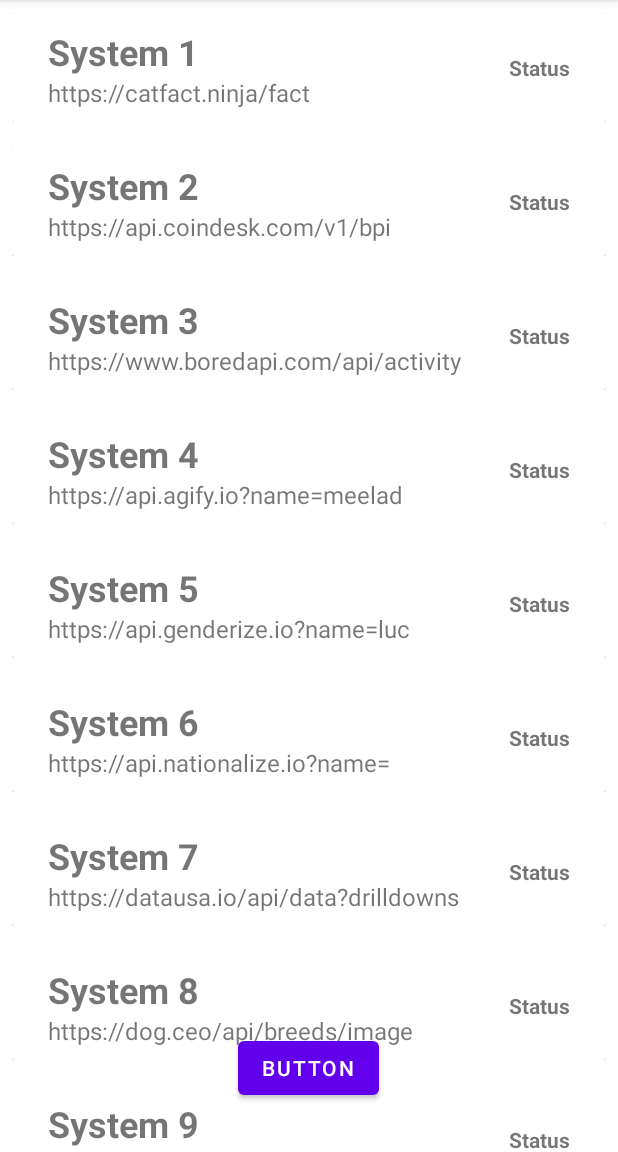
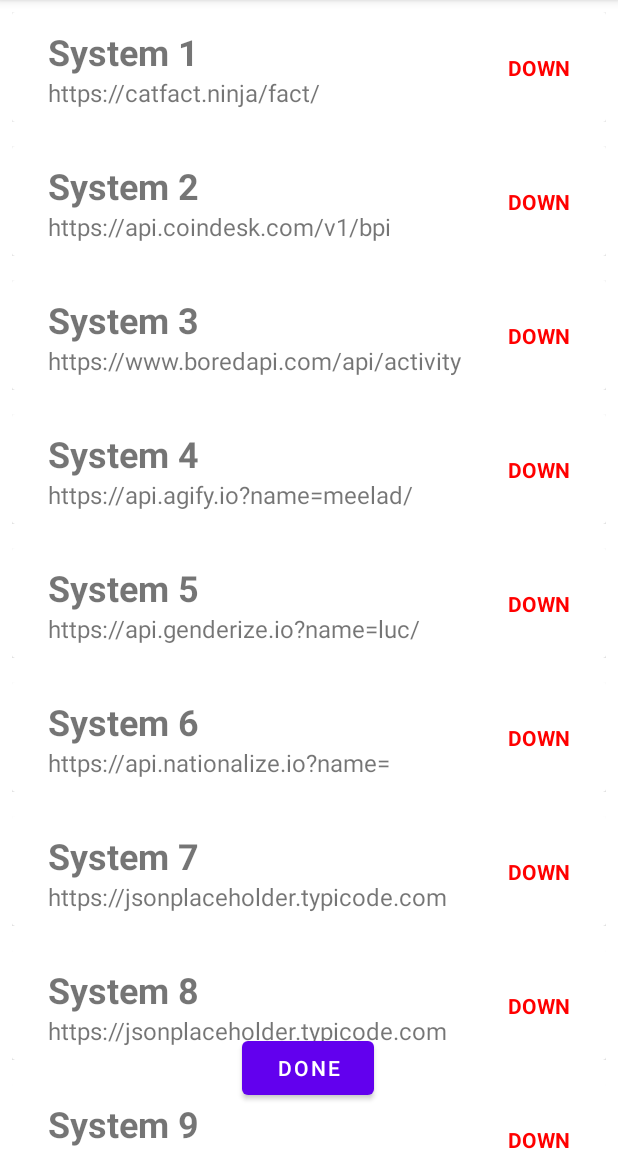
Before and after one commit to alfikhlas/API_Tester, an Android app: the screen it shows after launch (MainActivity), after a tap on "BUTTON", on a phone screen of 412 x 824 dp, the part 84-1236 px from its top. Run offline under Robolectric (Android 15) with nearby library versions, the phone set to English and light mode, and no system bars.

```diff
--- a/app/build.gradle
+++ b/app/build.gradle
@@ -3,13 +3,13 @@ plugins {
 }
 
 android {
-    compileSdkVersion 30
+    compileSdkVersion 32
     buildToolsVersion "30.0.3"
 
     defaultConfig {
         applicationId "com.example.apitester"
         minSdkVersion 19
-        targetSdkVersion 30
+        targetSdkVersion 32
         versionCode 1
         versionName "1.0"
 
@@ -32,11 +32,12 @@ apply plugin: 'com.google.gms.google-services'
 dependencies {
     implementation platform('com.google.firebase:firebase-bom:29.2.1')
     implementation 'com.google.firebase:firebase-analytics'
-    implementation 'androidx.appcompat:appcompat:1.2.0'
-    implementation 'com.google.android.material:material:1.2.1'
-    implementation 'androidx.constraintlayout:constraintlayout:2.0.1'
-    testImplementation 'junit:junit:4.+'
-    androidTestImplementation 'androidx.test.ext:junit:1.1.2'
-    androidTestImplementation 'androidx.test.espresso:espresso-core:3.3.0'
-    implementation 'com.android.volley:volley:1.0.0'
+    implementation 'androidx.appcompat:appcompat:1.4.1'
+    implementation 'com.google.android.material:material:1.5.0'
+    implementation 'androidx.constraintlayout:constraintlayout:2.1.3'
+    testImplementation 'junit:junit:'
+    androidTestImplementation 'androidx.test.ext:junit:1.1.3'
+    androidTestImplementation 'androidx.test.espresso:espresso-core:3.4.0'
+    implementation 'com.squareup.retrofit2:retrofit:2.9.0'
+    implementation 'com.squareup.retrofit2:converter-gson:2.9.0'
 }
--- a/app/src/main/AndroidManifest.xml
+++ b/app/src/main/AndroidManifest.xml
@@ -1,6 +1,7 @@
 <?xml version="1.0" encoding="utf-8"?>
 <manifest xmlns:android="http://schemas.android.com/apk/res/android"
     package="com.example.apitester">
+    <uses-permission android:name="android.permission.INTERNET" />
 
     <application
         android:allowBackup="true"
@@ -9,7 +10,8 @@
         android:roundIcon="@mipmap/ic_launcher_round"
         android:supportsRtl="true"
         android:theme="@style/Theme.ApiTester">
-        <activity android:name=".MainActivity">
+        <activity android:name=".MainActivity"
+            android:exported="true">
             <intent-filter>
                 <action android:name="android.intent.action.MAIN" />
 
@@ -17,6 +19,5 @@
             </intent-filter>
         </activity>
     </application>
-    <uses-permission android:name="android.permission.INTERNET" />
 
 </manifest>
--- a/app/src/main/java/com/example/apitester/MainActivity.java
+++ b/app/src/main/java/com/example/apitester/MainActivity.java
@@ -1,19 +1,28 @@
 package com.example.apitester;
 
+import android.annotation.SuppressLint;
+import android.os.Bundle;
+import android.widget.Button;
+
+import androidx.annotation.NonNull;
 import androidx.appcompat.app.AppCompatActivity;
 import androidx.recyclerview.widget.LinearLayoutManager;
 import androidx.recyclerview.widget.RecyclerView;
 
-import android.os.Bundle;
-import android.view.View;
-import android.widget.Button;
-import android.widget.TextView;
+import java.util.ArrayList;
+import java.util.List;
 
-import org.w3c.dom.Text;
+import retrofit2.Call;
+import retrofit2.Callback;
+import retrofit2.Response;
+import retrofit2.Retrofit;
+import retrofit2.converter.gson.GsonConverterFactory;
 
 public class MainActivity extends AppCompatActivity {
 
-    String apiNames[], links[];
+    String[] urls;
+
+    List<apiClass> apis = new ArrayList<>();
 
     RecyclerView recyclerView;
 
@@ -25,25 +34,62 @@ public class MainActivity extends AppCompatActivity {
 
         recyclerView = findViewById(R.id.recylerView);
 
-        apiNames = getResources().getStringArray(R.array.apiNames);
-        links = getResources().getStringArray(R.array.links);
+        urls = getResources().getStringArray(R.array.urls);
+        setApis();
 
-        viewAdapter viewAdapter = new viewAdapter(this, apiNames, links);
+        viewAdapter viewadapter = new viewAdapter(this, apis);
 
-        recyclerView.setAdapter(viewAdapter);
+        recyclerView.setAdapter(viewadapter);
         recyclerView.setLayoutManager(new LinearLayoutManager(this));
 
         button = findViewById(R.id.button);
-        button.setOnClickListener(new View.OnClickListener(){
-            @Override
-            public void onClick(View v){
-                View x = recyclerView.getLayoutManager().findViewByPosition(0);
-            }
-        });
+        button.setOnClickListener(v -> setApiStatus(button, viewadapter));
     }
 
-    public void apiTest(){
+    @SuppressLint("DefaultLocale")
+    public void setApis(){
+        for (int i = 0; i < this.urls.length; i++){
+            apis.add(new apiClass(String.format("System %d", i+1), urls[i], "NONE"));
+        }
+    }
 
+    @SuppressLint("SetTextI18n")
+    public void setApiStatus(Button button, viewAdapter viewadapter){
+        for (int i = 0; i < this.urls.length; i++){
+            button.setText("Testing...");
+
+            Retrofit retrofit = new Retrofit.Builder()
+                    .baseUrl(apis.get(i).getUrl())
+                    .addConverterFactory(GsonConverterFactory.create())
+                    .build();
+
+            jsonPlaceHolderApi apiCall = retrofit.create(jsonPlaceHolderApi.class);
+
+            Call<Void> call = apiCall.callApi(apis.get(i).getUrl());
+//            HttpUrlConnection
+            int finalI = i;
+            call.enqueue(new Callback<Void>() {
+                @Override
+                public void onResponse(@NonNull Call<Void> call, @NonNull Response<Void> response) {
+                    if (!response.isSuccessful()) {
+                        apis.get(finalI).setStatus("DOWN");
+                        viewadapter.notifyItemChanged(finalI);
+                        button.setText("Done");
+                        return;
+                    }
+                    apis.get(finalI).setStatus("LIVE");
+                    viewadapter.notifyItemChanged(finalI);
+                    button.setText("Done");
+                }
+
+                @Override
+                public void onFailure(@NonNull Call<Void> call, @NonNull Throwable t) {
+                    apis.get(finalI).setStatus("DOWN");
+                    viewadapter.notifyItemChanged(finalI);
+                    button.setText("Done");
+                }
+            });
+        }
     }
 
 }
--- /dev/null
+++ b/app/src/main/java/com/example/apitester/apiClass.java
@@ -0,0 +1,29 @@
+package com.example.apitester;
+
+public class apiClass {
+    String name;
+    String url;
+    String status;
+
+    public apiClass(String name, String url, String status) {
+        this.name = name;
+        this.url = url;
+        this.status = status;
+    }
+
+    public String getName() {
+        return name;
+    }
+
+    public String getUrl() {
+        return url;
+    }
+
+    public String getStatus() {
+        return status;
+    }
+
+    public void setStatus(String status) {
+        this.status = status;
+    }
+}
--- /dev/null
+++ b/app/src/main/java/com/example/apitester/jsonPlaceHolderApi.java
@@ -0,0 +1,13 @@
+package com.example.apitester;
+
+import retrofit2.Call;
+import retrofit2.http.GET;
+import retrofit2.http.Url;
+
+public interface jsonPlaceHolderApi {
+
+    @GET()
+    Call<Void> callApi(
+            @Url String url
+    );
+}
--- a/app/src/main/java/com/example/apitester/viewAdapter.java
+++ b/app/src/main/java/com/example/apitester/viewAdapter.java
@@ -12,27 +12,16 @@ import androidx.annotation.NonNull;
 import androidx.constraintlayout.widget.ConstraintLayout;
 import androidx.recyclerview.widget.RecyclerView;
 
-import com.android.volley.Request;
-import com.android.volley.RequestQueue;
-import com.android.volley.Response;
-import com.android.volley.VolleyError;
-import com.android.volley.toolbox.StringRequest;
-import com.android.volley.toolbox.Volley;
-
-import org.json.JSONArray;
-import org.json.JSONException;
-import org.json.JSONObject;
+import java.util.List;
 
 public class viewAdapter extends RecyclerView.Adapter<viewAdapter.viewHolder> {
 
-    String data1[], data2[];
     Context context;
-    private RequestQueue queue;
+    List<apiClass> api;
 
-    public viewAdapter(Context ct, String apiNames[], String links[]){
+    public viewAdapter(Context ct, List<apiClass> apis){
         context = ct;
-        data1 = apiNames;
-        data2 = links;
+        api = apis;
     }
 
     @NonNull
@@ -45,21 +34,24 @@ public class viewAdapter extends RecyclerView.Adapter<viewAdapter.viewHolder> {
 
     @Override
     public void onBindViewHolder(@NonNull viewAdapter.viewHolder holder, int position) {
-        holder.myText1.setText(data1[position]);
-        holder.myText2.setText(data2[position]);
-        holder.text3 = holder.myText3;
-        text3.setText("NONE");
+        holder.myText1.setText(api.get(position).getName());
+        holder.myText2.setText(api.get(position).getUrl());
+        holder.myText3.setText(api.get(position).getStatus());
+        if (api.get(position).getStatus() == "LIVE"){
+            holder.myText3.setTextColor(Color.GREEN);
+        }else if (api.get(position).getStatus() == "DOWN"){
+            holder.myText3.setTextColor(Color.RED);
+        }
     }
 
     @Override
     public int getItemCount() {
-        return data1.length;
+        return api.size();
     }
 
     public class viewHolder extends RecyclerView.ViewHolder{
 
-        TextView myText1, myText2;
-        TextView myText3;
+        TextView myText1, myText2, myText3;
         ConstraintLayout mainLayout;
 
         public viewHolder(@NonNull View itemView) {
--- a/app/src/main/res/values/strings.xml
+++ b/app/src/main/res/values/strings.xml
@@ -3,29 +3,18 @@
     <string name="testing">Testing</string>
     <string name="button">Button</string>
 
-    <string-array name="apiNames">
-        <item>System 1</item>
-        <item>System 2</item>
-        <item>System 3</item>
-        <item>System 4</item>
-        <item>System 5</item>
-        <item>System 6</item>
-        <item>System 7</item>
-        <item>System 8</item>
-        <item>System 9</item>
-        <item>System 10</item>
-    </string-array>
 
-    <string-array name="links">
-        <item>https://catfact.ninja/fact</item>
-        <item>https://api.coindesk.com/v1/bpi/currentprice.json</item>
-        <item>https://www.boredapi.com/api/activity</item>
-        <item>https://api.agify.io?name=meelad</item>
-        <item>https://api.genderize.io?name=luc</item>
-        <item>https://api.nationalize.io?name=nathaniel</item>
-        <item>https://datausa.io/api/data?drilldowns=Nation&amp;measures=Population</item>
-        <item>https://dog.ceo/api/breeds/image/random</item>
-        <item>https://api.ipify.org?format=json</item>
-        <item>https://ipinfo.io/161.185.160.93/geo</item>
+    <string-array name="urls">
+        <item>https://catfact.ninja/fact/</item>
+        <item>https://api.coindesk.com/v1/bpi/currentprice.json/</item>
+        <item>https://www.boredapi.com/api/activity/</item>
+        <item>https://api.agify.io?name=meelad/</item>
+        <item>https://api.genderize.io?name=luc/</item>
+        <item>https://api.nationalize.io?name=nathaniel/</item>
+        <item>https://jsonplaceholder.typicode.com/posts/</item>
+<!--        <item>https://datausa.io/api/data?drilldowns=Nation&amp;measures=Population</item>-->
+        <item>https://jsonplaceholder.typicode.com/comments/</item>
+        <item>https://api.ipify.org?format=json/</item>
+        <item>https://randomuser.me/api/</item>
     </string-array>
 </resources>
```
